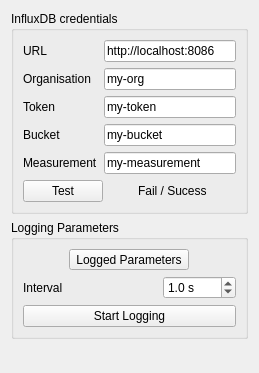
Old version of the form linien-gui/linien_gui/ui/logging_panel.ui in the repository linien-org/linien.
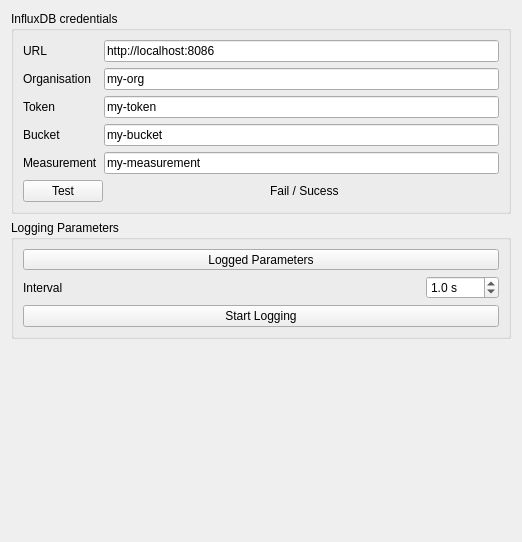
New version of the form. Custom widgets are drawn as their Qt base class.

Commit message: fix init of logging panel

Diff of the .ui file:
```diff
--- a/linien-gui/linien_gui/ui/logging_panel.ui
+++ b/linien-gui/linien_gui/ui/logging_panel.ui
@@ -6,8 +6,8 @@
    <rect>
     <x>0</x>
     <y>0</y>
-    <width>259</width>
-    <height>373</height>
+    <width>522</width>
+    <height>542</height>
    </rect>
   </property>
   <property name="sizePolicy">
@@ -163,6 +163,12 @@
        <layout class="QHBoxLayout" name="logParameterToolButtonLayout">
         <item>
          <widget class="LoggedParametersToolButton" name="logParametersToolButton">
+          <property name="sizePolicy">
+           <sizepolicy hsizetype="MinimumExpanding" vsizetype="Fixed">
+            <horstretch>0</horstretch>
+            <verstretch>0</verstretch>
+           </sizepolicy>
+          </property>
           <property name="text">
            <string>Logged Parameters</string>
           </property>
```
The commit also changes 1 other file.
